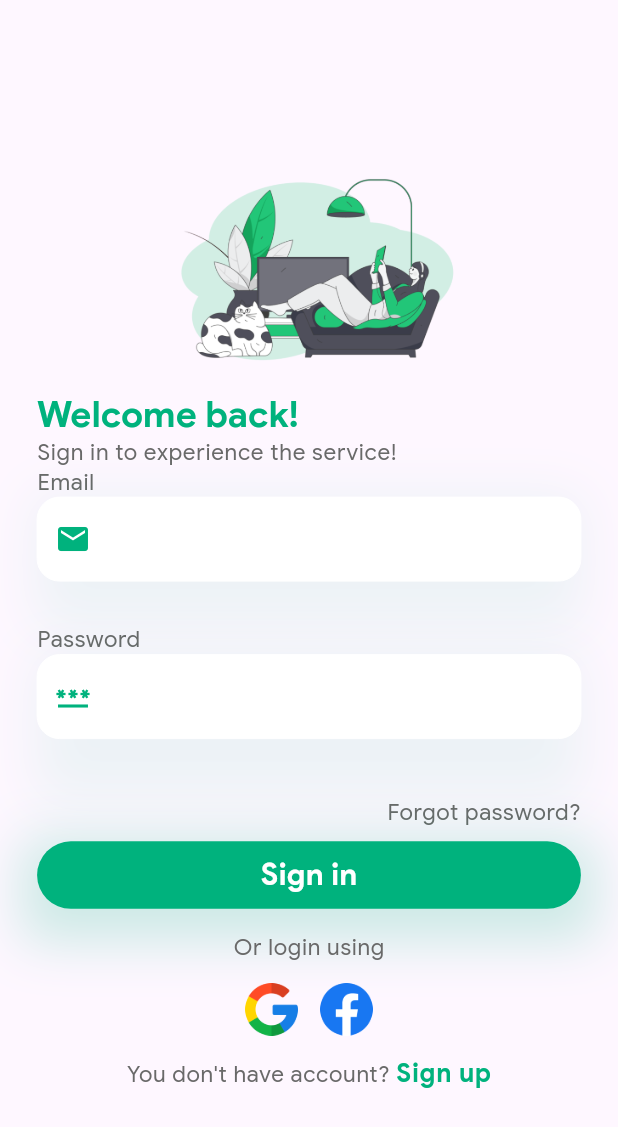
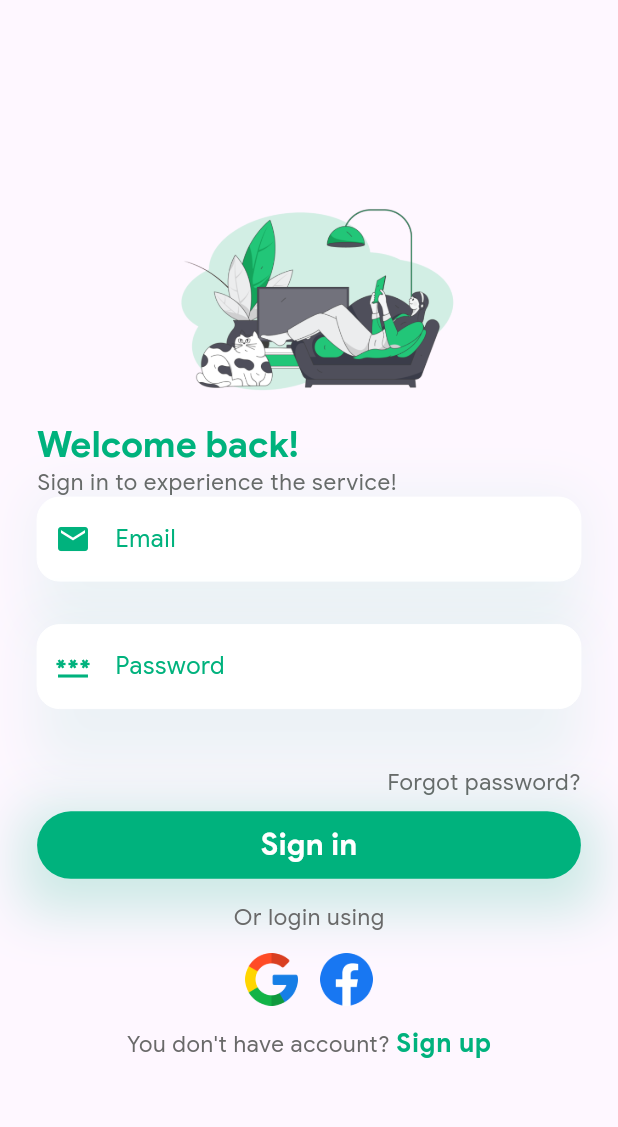
Before and after one commit to dangcpr/aiohs-app, a Flutter app: the LoginScreen screen opened directly, on a phone screen of 412 x 824 dp. Shown: the top 1127 px of the screen. Run offline on Flutter 3.47's test engine with Material 2 defaults, Android fonts, the light colour scheme and no system bars; our stand-ins replace another_flutter_splash_screen, flutter_bloc, shared_preferences; missing offline and left inert: flutter_walkthrough_screen; accounts and stored records are empty; generated files the repository leaves out were written again.

Commit message:
Fix LoginUI

```diff
--- a/lib/login/views/login_screen.dart
+++ b/lib/login/views/login_screen.dart
@@ -63,16 +63,13 @@ class _LoginScreenState extends State<LoginScreen> with InputValidationMixin {
                   key: formKeyLogin,
                   child: ListView(
                     shrinkWrap: true,
+                    physics: const NeverScrollableScrollPhysics(),
                     children: <Widget>[
-                      Text(
-                        'Email',
-                        style: Theme.of(context).textTheme.labelMedium,
-                      ),
                       SizedBox(
                         height: 85,
                         child: TextFieldApp(
                           controller: emailController,
-                          label: '',
+                          label: 'Email',
                           icon: Icons.email,
                           validatorFunc: (input) {
                             if (input!.isEmpty) {
@@ -85,15 +82,11 @@ class _LoginScreenState extends State<LoginScreen> with InputValidationMixin {
                           darkMode: darkMode,
                         ),
                       ),
-                      Text(
-                        AppLocalizations.of(context)!.password,
-                        style: Theme.of(context).textTheme.labelMedium,
-                      ),
                       SizedBox(
                         height: 95,
                         child: TextFieldApp(
                           controller: passwordController,
-                          label: '',
+                          label: AppLocalizations.of(context)!.password,
                           icon: Icons.password,
                           obsecure: true,
                           validatorFunc: (input) {
```
